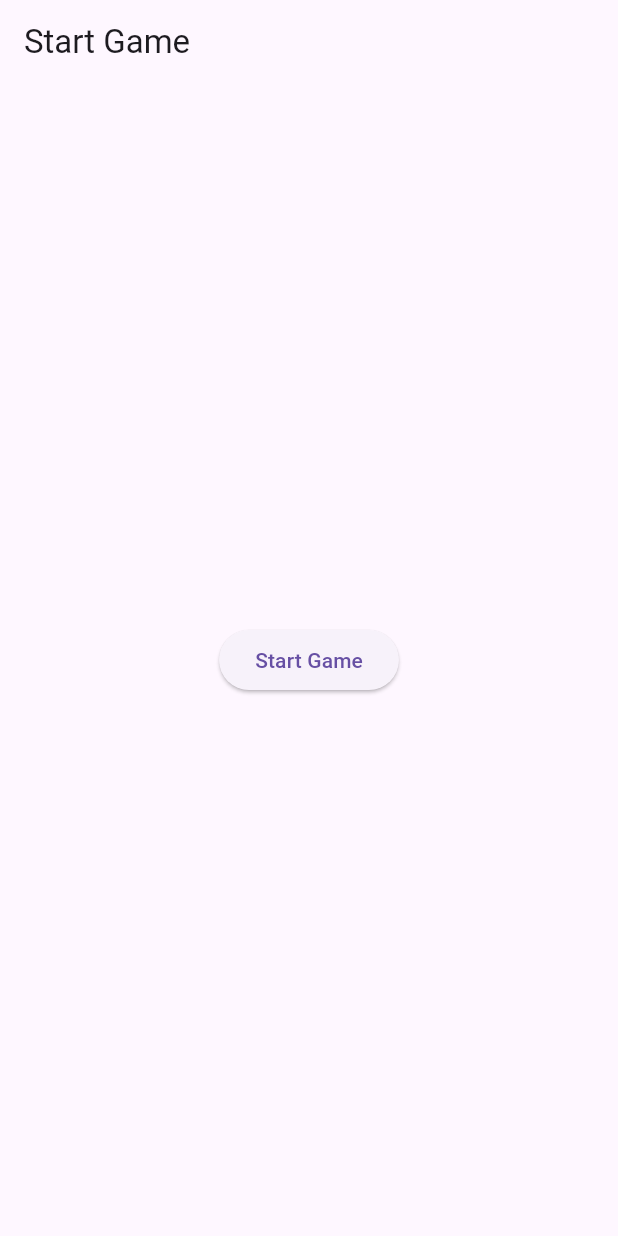
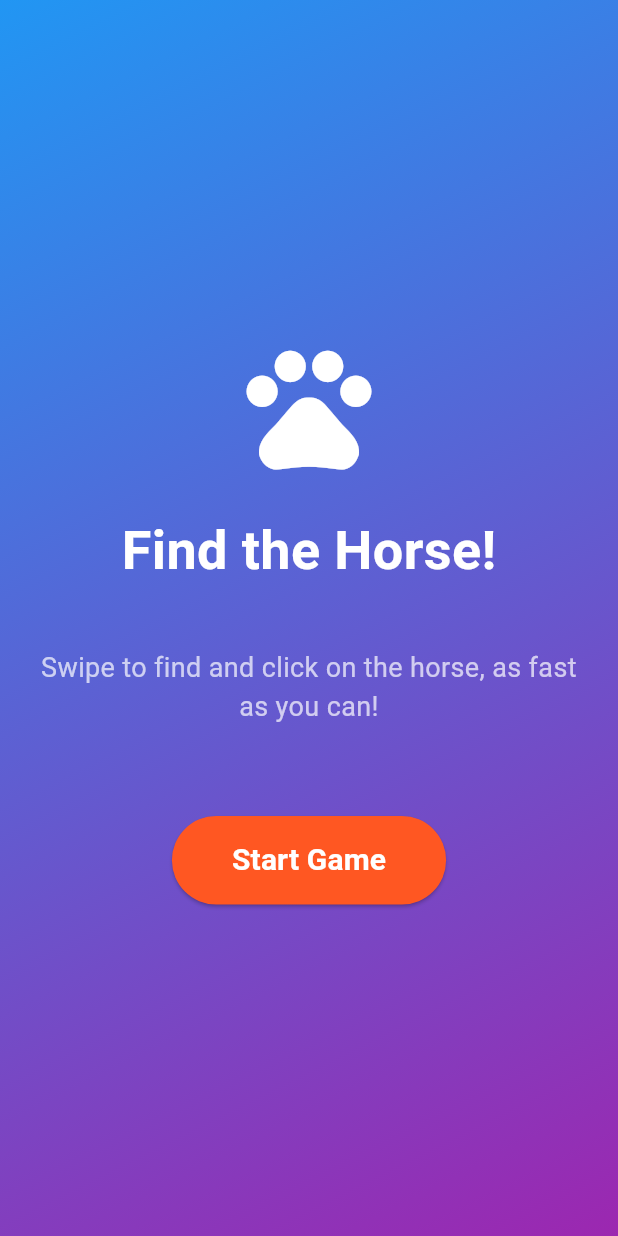
Before and after one commit to AidanRabinowitz/Horse, a Flutter app: the screen it shows after launch, on a phone screen of 412 x 824 dp. Run offline on Flutter 3.47's test engine with Material 3 defaults, Android fonts, the phone set to English and light mode, and no system bars; our stand-ins replace audioplayers.

Commit message:
started splash screen

```diff
--- a/horsegame/lib/app.dart
+++ b/horsegame/lib/app.dart
@@ -10,7 +10,7 @@ class MyApp extends StatelessWidget {
   @override
   Widget build(BuildContext context) {
     return MaterialApp(
-      title: 'Swipe Game',
+      title: 'Horse',
       theme: ThemeData(
         primarySwatch: Colors.blue,
       ),
--- a/horsegame/lib/views/start_screen.dart
+++ b/horsegame/lib/views/start_screen.dart
@@ -9,7 +9,7 @@ class StartScreen extends StatelessWidget {
 
   const StartScreen({
     super.key,
-    required this.onStartGame, // Ensure onStartGame is required here
+    required this.onStartGame,
     required this.timerViewModel,
     required this.gameViewModel,
   });
@@ -17,15 +17,77 @@ class StartScreen extends StatelessWidget {
   @override
   Widget build(BuildContext context) {
     return Scaffold(
-      appBar: AppBar(
-        title: const Text('Start Game'),
-      ),
-      body: Center(
-        child: ElevatedButton(
-          onPressed:
-              onStartGame, // Call the onStartGame when the button is pressed
-          child: const Text('Start Game'),
-        ),
+      body: Stack(
+        children: [
+          // Background gradient
+          Container(
+            decoration: const BoxDecoration(
+              gradient: LinearGradient(
+                colors: [Colors.blue, Colors.purple],
+                begin: Alignment.topLeft,
+                end: Alignment.bottomRight,
+              ),
+            ),
+          ),
+          // Content
+          Center(
+            child: Column(
+              mainAxisAlignment: MainAxisAlignment.center,
+              children: [
+                // Game logo/icon
+                const Icon(
+                  Icons.pets,
+                  size: 100,
+                  color: Colors.white,
+                ),
+                const SizedBox(height: 20),
+                // Title
+                const Text(
+                  'Find the Horse!',
+                  style: TextStyle(
+                    fontSize: 36,
+                    fontWeight: FontWeight.bold,
+                    color: Colors.white,
+                  ),
+                ),
+                const SizedBox(height: 40),
+                // Instructions
+                const Padding(
+                  padding: EdgeInsets.symmetric(horizontal: 20),
+                  child: Text(
+                    'Swipe to find and click on the horse, as fast as you can!',
+                    textAlign: TextAlign.center,
+                    style: TextStyle(
+                      fontSize: 18,
+                      color: Colors.white70,
+                    ),
+                  ),
+                ),
+                const SizedBox(height: 60),
+                // Start Game Button
+                ElevatedButton(
+                  onPressed: onStartGame,
+                  style: ElevatedButton.styleFrom(
+                    padding: const EdgeInsets.symmetric(
+                        horizontal: 40, vertical: 15),
+                    backgroundColor: Colors.deepOrange,
+                    shape: RoundedRectangleBorder(
+                      borderRadius: BorderRadius.circular(30),
+                    ),
+                  ),
+                  child: const Text(
+                    'Start Game',
+                    style: TextStyle(
+                      fontSize: 20,
+                      fontWeight: FontWeight.bold,
+                      color: Colors.white,
+                    ),
+                  ),
+                ),
+              ],
+            ),
+          ),
+        ],
       ),
     );
   }
```
